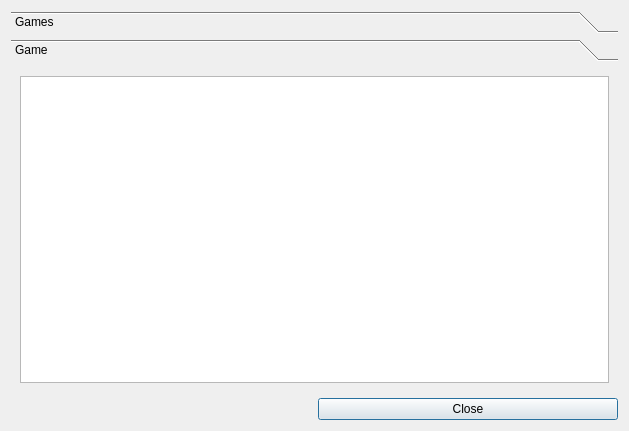
Qt form agtv-gui/dialoggamebrowser.ui (scuq/agtv) before a commit.
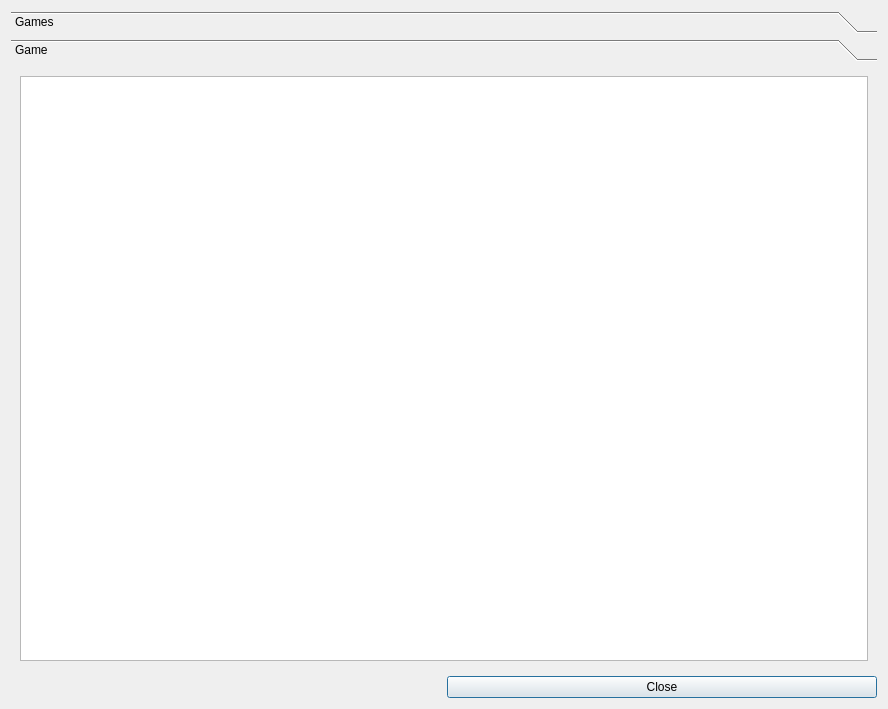
The same form after that commit. The open tabs and pages were chosen to show the change.

```diff
--- a/agtv-gui/dialoggamebrowser.ui
+++ b/agtv-gui/dialoggamebrowser.ui
@@ -6,8 +6,8 @@
    <rect>
     <x>0</x>
     <y>0</y>
-    <width>629</width>
-    <height>431</height>
+    <width>888</width>
+    <height>709</height>
    </rect>
   </property>
   <property name="windowTitle">
@@ -84,8 +84,8 @@
        <rect>
         <x>0</x>
         <y>0</y>
-        <width>611</width>
-        <height>330</height>
+        <width>870</width>
+        <height>608</height>
        </rect>
       </property>
       <attribute name="label">
@@ -100,12 +100,21 @@
          <property name="alternatingRowColors">
           <bool>true</bool>
          </property>
+         <property name="iconSize">
+          <size>
+           <width>196</width>
+           <height>196</height>
+          </size>
+         </property>
          <property name="verticalScrollMode">
           <enum>QAbstractItemView::ScrollPerPixel</enum>
          </property>
          <property name="horizontalScrollMode">
           <enum>QAbstractItemView::ScrollPerPixel</enum>
          </property>
+         <attribute name="verticalHeaderVisible">
+          <bool>false</bool>
+         </attribute>
         </widget>
        </item>
       </layout>
```
Left out of the diff: 11 changed lines with no effect on the pictures.
